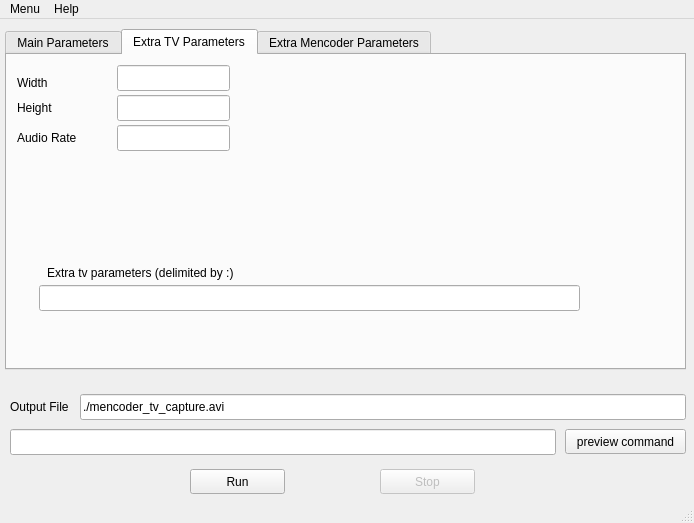
Old version of the form mtvcgui.ui in the repository sbruno/mtvcgui.
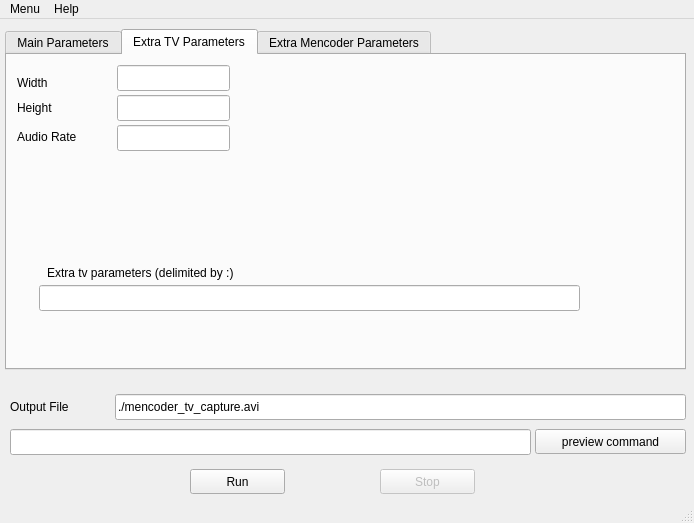
New version of the form. The open tabs and pages were chosen to show the change.

What changed in the file:
```diff
--- a/mtvcgui.ui
+++ b/mtvcgui.ui
@@ -29,9 +29,9 @@
    <widget class="QLineEdit" name="outputfile" >
     <property name="geometry" >
      <rect>
-      <x>80</x>
+      <x>115</x>
       <y>375</y>
-      <width>606</width>
+      <width>571</width>
       <height>26</height>
      </rect>
     </property>
@@ -44,7 +44,7 @@
      <rect>
       <x>10</x>
       <y>380</y>
-      <width>71</width>
+      <width>101</width>
       <height>16</height>
      </rect>
     </property>
@@ -55,9 +55,9 @@
    <widget class="QPushButton" name="previewButton" >
     <property name="geometry" >
      <rect>
-      <x>565</x>
+      <x>535</x>
       <y>410</y>
-      <width>121</width>
+      <width>151</width>
       <height>25</height>
      </rect>
     </property>
@@ -70,7 +70,7 @@
      <rect>
       <x>10</x>
       <y>410</y>
-      <width>546</width>
+      <width>521</width>
       <height>26</height>
      </rect>
     </property>
@@ -619,7 +619,7 @@
        <rect>
         <x>10</x>
         <y>45</y>
-        <width>54</width>
+        <width>96</width>
         <height>16</height>
        </rect>
       </property>
@@ -632,7 +632,7 @@
        <rect>
         <x>10</x>
         <y>20</y>
-        <width>54</width>
+        <width>101</width>
         <height>16</height>
        </rect>
       </property>
@@ -659,12 +659,18 @@
         <x>10</x>
         <y>75</y>
         <width>81</width>
-        <height>16</height>
+        <height>46</height>
        </rect>
       </property>
       <property name="text" >
        <string>Audio Rate</string>
       </property>
+      <property name="alignment" >
+       <set>Qt::AlignLeading|Qt::AlignLeft|Qt::AlignTop</set>
+      </property>
+      <property name="wordWrap" >
+       <bool>true</bool>
+      </property>
      </widget>
     </widget>
     <widget class="QWidget" name="tab_3" >
```
Left out of the diff: 20 changed lines with no effect on the pictures.
